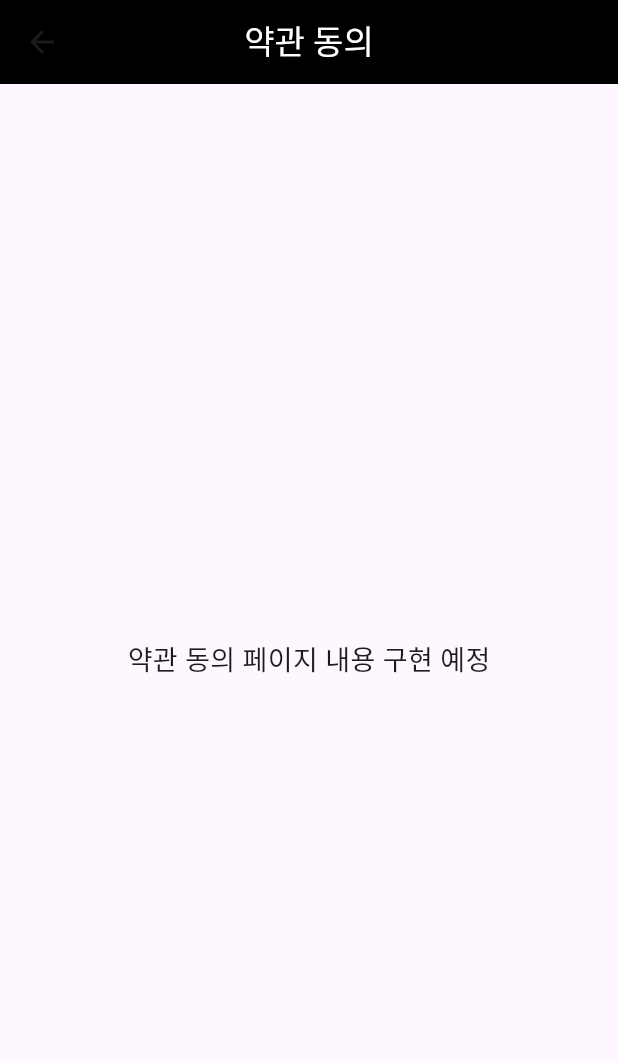
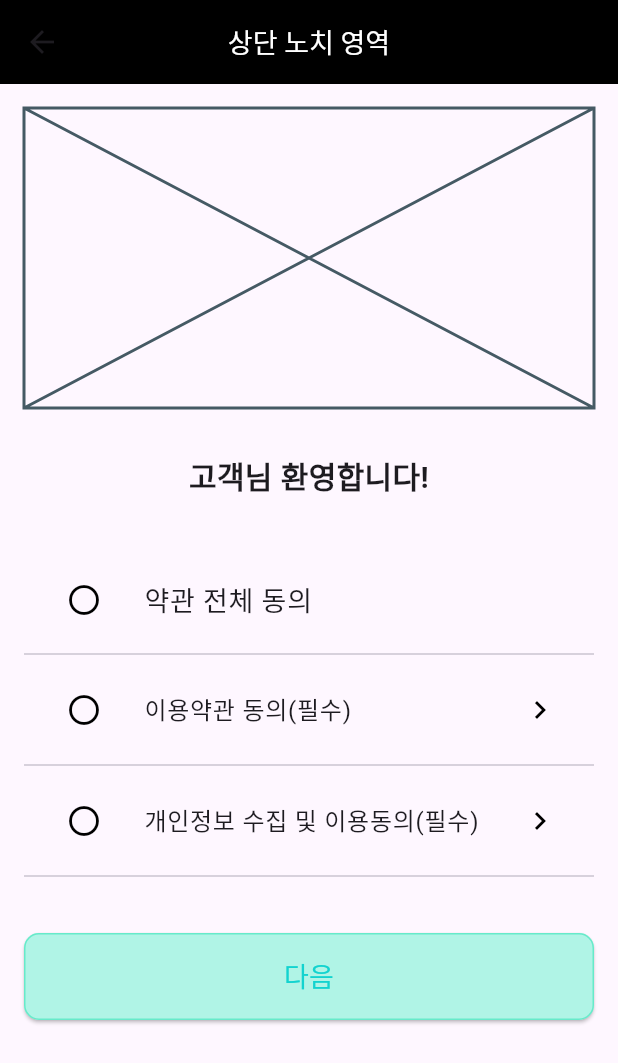
Before and after one commit to ahndongkyu/bulssuk_front, a Flutter app: the AgreementPage screen opened directly, on a phone screen of 412 x 824 dp. Shown: the top 1063 px of the screen. Run offline on Flutter 3.47's test engine with Material 3 defaults, Android fonts, the phone set to English and light mode, and no system bars.

Commit message:
agreement_page_UI

```diff
--- a/lib/auth/agreement_page.dart
+++ b/lib/auth/agreement_page.dart
@@ -1,22 +1,182 @@
 import 'package:flutter/material.dart';
 
-class AgreementPage extends StatelessWidget {
+class AgreementPage extends StatefulWidget {
+  @override
+  _AgreementPageState createState() => _AgreementPageState();
+}
+
+class _AgreementPageState extends State<AgreementPage> {
+  bool _isAllAgreed = false; // 약관 전체 동의 상태
+  bool _isTermsAgreed = false; // 이용약관 동의 상태
+  bool _isPrivacyAgreed = false; // 개인정보 수집 동의 상태
+  bool _isTermsExpanded = false; // 이용약관 펼침 상태
+  bool _isPrivacyExpanded = false; // 개인정보 수집 동의 펼침 상태
+
   @override
   Widget build(BuildContext context) {
     return Scaffold(
       appBar: AppBar(
         backgroundColor: Colors.black,
         title: Text(
-          '약관 동의',
-          style: TextStyle(color: Colors.white),
+          '상단 노치 영역',
+          style: TextStyle(
+            color: Colors.white,
+            fontSize: 18, // 상단 제목 텍스트 크기
+          ),
         ),
         centerTitle: true,
         elevation: 0,
       ),
-      body: Center(
-        child: Text(
-          '약관 동의 페이지 내용 구현 예정',
-          style: TextStyle(fontSize: 18),
+      body: SingleChildScrollView(
+        padding: const EdgeInsets.all(16.0),
+        child: Column(
+          crossAxisAlignment: CrossAxisAlignment.stretch,
+          children: [
+            // 상단 이미지
+            SizedBox(
+              height: 200,
+              child: Placeholder(), // 이미지 자리
+            ),
+            SizedBox(height: 30),
+            // 환영 메시지
+            Text(
+              '고객님 환영합니다!',
+              textAlign: TextAlign.center,
+              style: TextStyle(
+                fontSize: 20,
+                fontWeight: FontWeight.bold,
+              ),
+            ),
+            SizedBox(height: 40),
+            // 약관 전체 동의
+            ListTile(
+              leading: IconButton(
+                icon: Icon(
+                  _isAllAgreed
+                      ? Icons.radio_button_checked
+                      : Icons.radio_button_off,
+                  color: Colors.black,
+                ),
+                onPressed: () {
+                  setState(() {
+                    _isAllAgreed = !_isAllAgreed; // 전체 동의 상태 변경
+                    _isTermsAgreed = _isAllAgreed; // 전체 동의에 따라 상태 변경
+                    _isPrivacyAgreed = _isAllAgreed;
+                  });
+                },
+              ),
+              title: Text('약관 전체 동의',
+              style: TextStyle(
+                fontSize: 18,
+              ))
+            ),
+            Divider(),
+            // 이용약관 동의 (필수)
+            ExpansionTile(
+              leading: IconButton(
+                icon: Icon(
+                  _isTermsAgreed
+                      ? Icons.radio_button_checked
+                      : Icons.radio_button_off,
+                  color: Colors.black,
+                ),
+                onPressed: () {
+                  setState(() {
+                    _isTermsAgreed = !_isTermsAgreed; // 개별 동의 상태 변경
+                    _isAllAgreed = _isTermsAgreed && _isPrivacyAgreed; // 전체 동의 상태 업데이트
+                  });
+                },
+              ),
+              title: Text('이용약관 동의(필수)',
+              style: TextStyle(
+                fontSize: 16,
+              ),),
+              trailing: Icon(
+                _isTermsExpanded ? Icons.expand_less : Icons.chevron_right,
+                color: Colors.black,
+              ),
+              children: [
+                Padding(
+                  padding: const EdgeInsets.all(8.0),
+                  child: Text(
+                    '여기에 이용약관 내용을 작성합니다.',
+                    style: TextStyle(fontSize: 14),
+                  ),
+                ),
+              ],
+              onExpansionChanged: (expanded) {
+                setState(() {
+                  _isTermsExpanded = expanded;
+                });
+              },
+            ),
+            Divider(),
+            // 개인정보 수집 동의 (필수)
+            ExpansionTile(
+              leading: IconButton(
+                icon: Icon(
+                  _isPrivacyAgreed
+                      ? Icons.radio_button_checked
+                      : Icons.radio_button_off,
+                  color: Colors.black,
+                ),
+                onPressed: () {
+                  setState(() {
+                    _isPrivacyAgreed = !_isPrivacyAgreed; // 개별 동의 상태 변경
+                    _isAllAgreed = _isTermsAgreed && _isPrivacyAgreed; // 전체 동의 상태 업데이트
+                  });
+                },
+              ),
+              title: Text('개인정보 수집 및 이용동의(필수)',
+              style: TextStyle(
+                fontSize: 16,
+              ),),
+              trailing: Icon(
+                _isPrivacyExpanded ? Icons.expand_less : Icons.chevron_right,
+                color: Colors.black,
+              ),
+              children: [
+                Padding(
+                  padding: const EdgeInsets.all(8.0),
+                  child: Text(
+                    '여기에 개인정보 수집 및 이용에 대한 내용을 작성합니다.',
+                    style: TextStyle(fontSize: 14),
+                  ),
+                ),
+              ],
+              onExpansionChanged: (expanded) {
+                setState(() {
+                  _isPrivacyExpanded = expanded;
+                });
+              },
+            ),
+            Divider(),
+            SizedBox(height: 30),
+            // 다음 버튼
+            ElevatedButton(
+              onPressed: () {
+                if (_isTermsAgreed && _isPrivacyAgreed) {
+                } else {
+                  print("필수 약관에 동의해야 합니다.");
+                }
+              },
+              style: ElevatedButton.styleFrom(
+                backgroundColor: Color(0xFFB0F4E6), // 버튼 내부 색상
+                padding: EdgeInsets.symmetric(vertical: 16.0),
+                shape: RoundedRectangleBorder(
+                  borderRadius: BorderRadius.circular(10),
+                  side: BorderSide(color: Color(0xFF67EACA), width: 1), // 테두리 색상
+                ),
+              ),
+              child: Text(
+                '다음',
+                style: TextStyle(
+                  color: Color(0xFF12D3CF), // 버튼 텍스트 색상
+                  fontSize: 18,
+                ),
+              ),
+            ),
+          ],
         ),
       ),
     );
```
